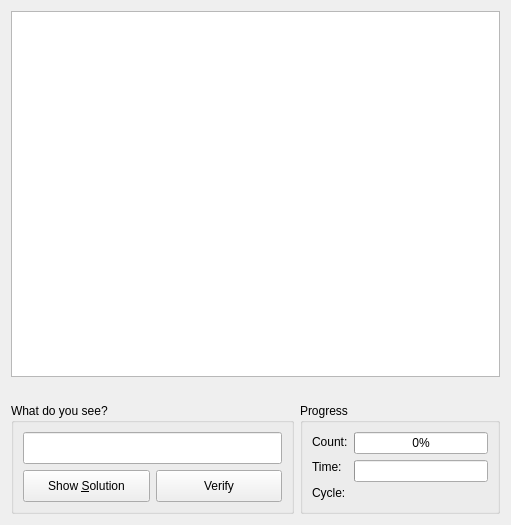
KDE/parley, file src/practice/imagepracticedlg.ui: the form before one commit.
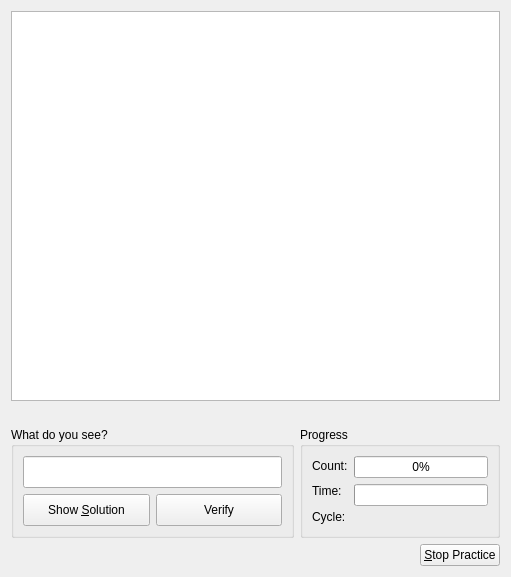
The form after the commit. Icons and pictures are not drawn. Custom widgets are drawn as their Qt base class.

Commit message: better icons in dialogs and no default buttons so dialog design can be individual (without edit button for example).

What changed in the file:
```diff
--- a/src/practice/imagepracticedlg.ui
+++ b/src/practice/imagepracticedlg.ui
@@ -6,7 +6,7 @@
     <x>0</x>
     <y>0</y>
     <width>511</width>
-    <height>525</height>
+    <height>577</height>
    </rect>
   </property>
   <property name="windowTitle" >
@@ -199,6 +199,30 @@
      </item>
     </layout>
    </item>
+   <item>
+    <layout class="QHBoxLayout" >
+     <item>
+      <spacer>
+       <property name="orientation" >
+        <enum>Qt::Horizontal</enum>
+       </property>
+       <property name="sizeHint" >
+        <size>
+         <width>40</width>
+         <height>20</height>
+        </size>
+       </property>
+      </spacer>
+     </item>
+     <item>
+      <widget class="QPushButton" name="stopPracticeButton" >
+       <property name="text" >
+        <string>&amp;Stop Practice</string>
+       </property>
+      </widget>
+     </item>
+    </layout>
+   </item>
   </layout>
  </widget>
  <customwidgets>
```
Left out of the diff: 2 changed lines with no effect on the pictures. The commit also changes 15 other files.
